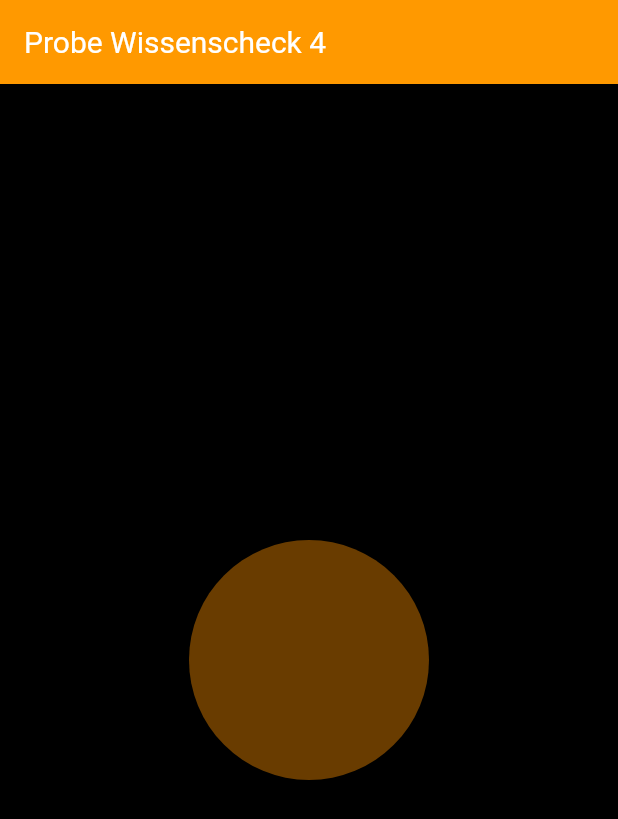
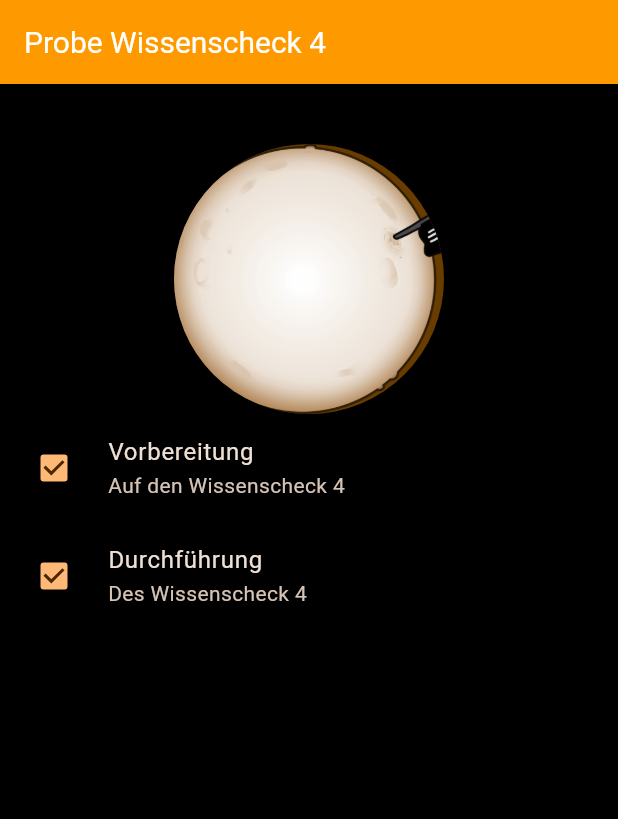
Before and after one commit to Serveronline73/sample_exam_4, a Flutter app: the screen it shows after launch, on a phone screen of 412 x 824 dp. Shown: the top 819 px of the screen. Run offline on Flutter 3.47's test engine with Material 3 defaults, Android fonts, the phone set to English and light mode, and no system bars.

Commit message:
Column in Padding gewrapt, Circle Avatar Image hinzugefügt, CheckboxListTitle  Widget hinzugefügt

```diff
--- a/lib/src/sample_exam_screen.dart
+++ b/lib/src/sample_exam_screen.dart
@@ -9,13 +9,33 @@ class SampleExamScreen extends StatelessWidget {
         appBar: AppBar(
           title: Text("Probe Wissenscheck 4"),
         ),
-        body: Column(
-          mainAxisAlignment: MainAxisAlignment.center,
-          children: [
-            Center(
-              child: CircleAvatar(radius: 80),
-            ),
-          ],
+        body: Padding(
+          padding: EdgeInsets.only(top: 40),
+          child: Column(
+            mainAxisAlignment: MainAxisAlignment.start,
+            children: [
+              Center(
+                child: CircleAvatar(
+                  radius: 90,
+                  backgroundImage: AssetImage("assets/moon.png"),
+                ),
+              ),
+              CheckboxListTile(
+                controlAffinity: ListTileControlAffinity.leading,
+                value: true,
+                onChanged: (value) {},
+                title: Text("Vorbereitung"),
+                subtitle: Text("Auf den Wissenscheck 4"),
+              ),
+              CheckboxListTile(
+                controlAffinity: ListTileControlAffinity.leading,
+                value: true,
+                onChanged: (value) {},
+                title: Text("Durchführung"),
+                subtitle: Text("Des Wissenscheck 4"),
+              ),
+            ],
+          ),
         ));
   }
 }
```
